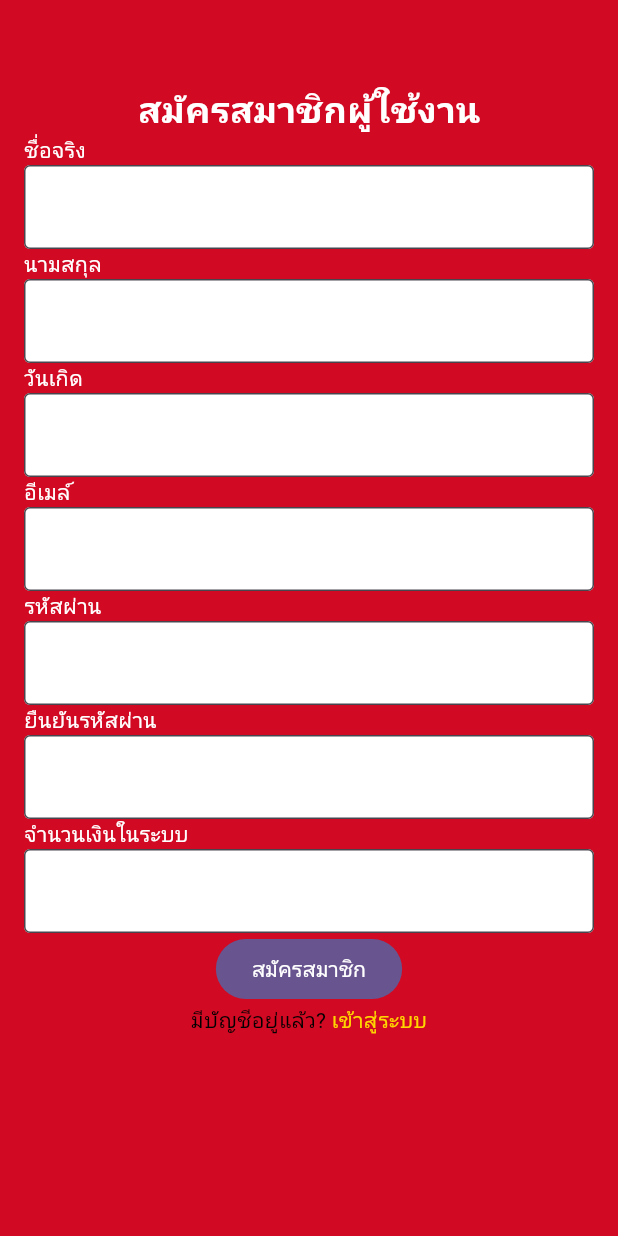
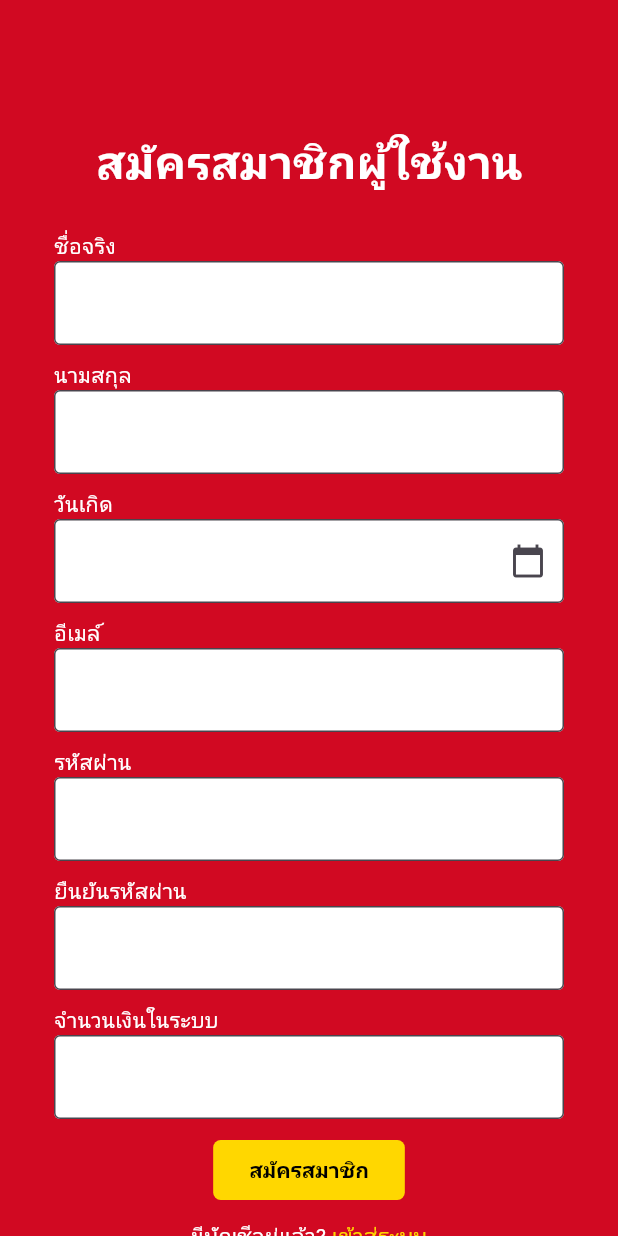
Before and after one commit to MACROG33/LottoReddragon, a Flutter app: the screen it shows after launch, on a phone screen of 412 x 824 dp. Run offline on Flutter 3.47's test engine with Material 3 defaults, Android fonts, the phone set to English and light mode, and no system bars.

Commit message:
Update page_register.dart

```diff
--- a/lotto/lib/pages/page_register.dart
+++ b/lotto/lib/pages/page_register.dart
@@ -8,28 +8,31 @@ class PageRegister extends StatefulWidget {
 }
 
 class _PageRegisterState extends State<PageRegister> {
+  final TextEditingController _dateOfBirthController = TextEditingController();
+  DateTime? _selectedDate;
   @override
   Widget build(BuildContext context) {
     return Scaffold(
       backgroundColor: Color(0xFFD10922),
       body: SingleChildScrollView(
         child: Container(
-          padding: EdgeInsets.all(16),
+          padding: EdgeInsets.all(36),
           child: Column(
             crossAxisAlignment: CrossAxisAlignment.center,
             children: [
-              SizedBox(height: 40),
+              SizedBox(height: 50),
               Text(
                 'สมัครสมาชิกผู้ใช้งาน',
                 style: TextStyle(
-                  fontSize: 24,
+                  fontSize: 30,
                   color: Colors.white,
                   fontWeight: FontWeight.bold,
                 ),
               ),
-
+              SizedBox(height: 25),
               Column(
                 crossAxisAlignment: CrossAxisAlignment.start,
+
                 children: [
                   Text('ชื่อจริง', style: TextStyle(color: Colors.white)),
                   TextField(
@@ -39,6 +42,7 @@ class _PageRegisterState extends State<PageRegister> {
                       border: OutlineInputBorder(),
                     ),
                   ),
+                  SizedBox(height: 10),
                   Text('นามสกุล', style: TextStyle(color: Colors.white)),
                   TextField(
                     decoration: InputDecoration(
@@ -47,14 +51,20 @@ class _PageRegisterState extends State<PageRegister> {
                       border: OutlineInputBorder(),
                     ),
                   ),
+                  SizedBox(height: 10),
                   Text('วันเกิด', style: TextStyle(color: Colors.white)),
                   TextField(
+                    controller: _dateOfBirthController,
+                    readOnly: true,
+                    onTap: () => _selectDate(context),
                     decoration: InputDecoration(
                       filled: true,
                       fillColor: Colors.white,
                       border: OutlineInputBorder(),
+                      suffixIcon: Icon(Icons.calendar_today),
                     ),
                   ),
+                  SizedBox(height: 10),
                   Text('อีเมล์', style: TextStyle(color: Colors.white)),
                   TextField(
                     decoration: InputDecoration(
@@ -63,6 +73,7 @@ class _PageRegisterState extends State<PageRegister> {
                       border: OutlineInputBorder(),
                     ),
                   ),
+                  SizedBox(height: 10),
                   Text('รหัสผ่าน', style: TextStyle(color: Colors.white)),
                   TextField(
                     decoration: InputDecoration(
@@ -71,6 +82,7 @@ class _PageRegisterState extends State<PageRegister> {
                       border: OutlineInputBorder(),
                     ),
                   ),
+                  SizedBox(height: 10),
                   Text('ยืนยันรหัสผ่าน', style: TextStyle(color: Colors.white)),
                   TextField(
                     decoration: InputDecoration(
@@ -79,6 +91,7 @@ class _PageRegisterState extends State<PageRegister> {
                       border: OutlineInputBorder(),
                     ),
                   ),
+                  SizedBox(height: 10),
                   Text(
                     'จำนวนเงินในระบบ',
                     style: TextStyle(color: Colors.white),
@@ -90,19 +103,29 @@ class _PageRegisterState extends State<PageRegister> {
                       border: OutlineInputBorder(),
                     ),
                   ),
+                  SizedBox(height: 10),
                   Center(
                     child: FilledButton(
+                      style: FilledButton.styleFrom(
+                        backgroundColor: Color(0xFFFFD700),
+                        textStyle: TextStyle(fontWeight: FontWeight.bold),
+                        shape: RoundedRectangleBorder(
+                          borderRadius: BorderRadius.circular(5),
+                        ),
+                        foregroundColor: Colors.black,
+                      ),
                       onPressed: () {},
                       child: Text('สมัครสมาชิก'),
                     ),
                   ),
+                  SizedBox(height: 10),
                   Row(
                     mainAxisAlignment:
                         MainAxisAlignment.center, // จัดตรงกลางแถว
                     children: [
                       Text(
                         'มีบัญชีอยู่แล้ว?',
-                        style: TextStyle(color: Colors.black),
+                        style: TextStyle(color: Colors.white),
                       ),
                       Text(
                         ' เข้าสู่ระบบ',
@@ -118,4 +141,32 @@ class _PageRegisterState extends State<PageRegister> {
       ),
     );
   }
+  //Progress Date Picker
+  Future<void> _selectDate(BuildContext context) async {
+    final DateTime? picked = await showDatePicker(
+      context: context,
+      initialDate: _selectedDate ?? DateTime.now(),
+      firstDate: DateTime(1900),
+      lastDate: DateTime.now(),
+      builder: (BuildContext context, Widget? child) {
+        return Theme(
+          data: ThemeData.light().copyWith(
+            colorScheme: ColorScheme.light(
+              primary: Color(0xFFD10922),
+              onPrimary: Colors.white,
+              onSurface: Colors.black,
+            ),
+          ),
+          child: child!,
+        );
+      },
+    );
+    if (picked != null && picked != _selectedDate) {
+      setState(() {
+        _selectedDate = picked;
+        _dateOfBirthController.text =
+            "${picked.day}/${picked.month}/${picked.year}";
+      });
+    }
+  }
 }
```
